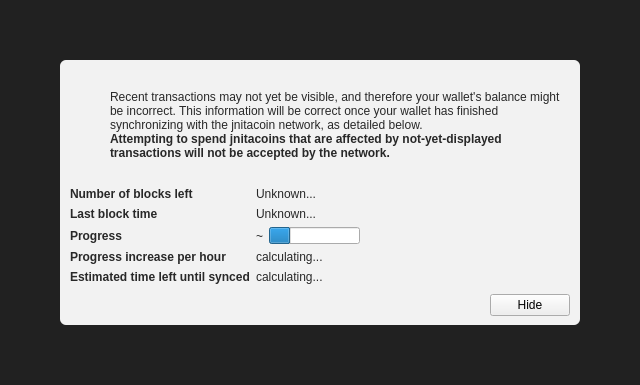
Old version of the form src/qt/forms/modaloverlay.ui in the repository zzcasper/Joash-Coin-Sources.
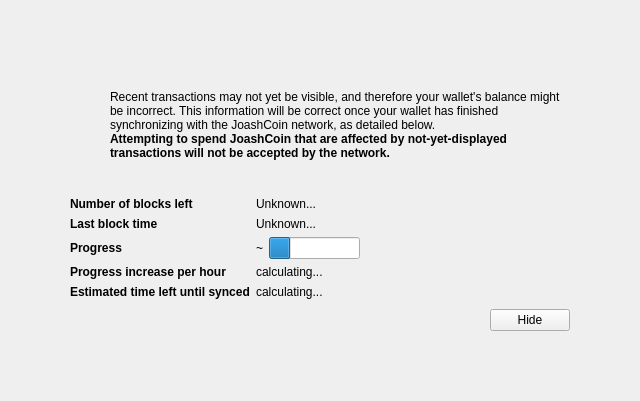
New version of the form. Icons and pictures are not drawn. Custom widgets are drawn as their Qt base class.

```diff
--- a/src/qt/forms/modaloverlay.ui
+++ b/src/qt/forms/modaloverlay.ui
@@ -7,7 +7,7 @@
     <x>0</x>
     <y>0</y>
     <width>640</width>
-    <height>385</height>
+    <height>401</height>
    </rect>
   </property>
   <property name="windowTitle">
@@ -32,9 +32,9 @@
    <item>
     <widget class="QWidget" name="bgWidget" native="true">
      <property name="styleSheet">
-      <string notr="true">#bgWidget { background: rgba(0,0,0,220); }</string>
+      <string notr="true"/>
      </property>
-     <layout class="QVBoxLayout" name="verticalLayoutMain" stretch="1">
+     <layout class="QVBoxLayout" name="verticalLayoutMain" stretch="0">
       <property name="leftMargin">
        <number>60</number>
       </property>
@@ -50,11 +50,9 @@
       <item>
        <widget class="QWidget" name="contentWidget" native="true">
         <property name="styleSheet">
-         <string notr="true">#contentWidget { background: rgba(255,255,255,240); border-radius: 6px; }
-
-QLabel { color: rgb(40,40,40);  }</string>
+         <string notr="true"/>
         </property>
-        <layout class="QVBoxLayout" name="verticalLayoutSub" stretch="1,0,0,0">
+        <layout class="QVBoxLayout" name="verticalLayoutSub" stretch="1,0,0,0,0">
          <property name="spacing">
           <number>0</number>
          </property>
@@ -130,7 +128,7 @@
              <item>
               <widget class="QLabel" name="infoText">
                <property name="text">
-                <string>Recent transactions may not yet be visible, and therefore your wallet's balance might be incorrect. This information will be correct once your wallet has finished synchronizing with the jnitacoin network, as detailed below.</string>
+                <string>Recent transactions may not yet be visible, and therefore your wallet's balance might be incorrect. This information will be correct once your wallet has finished synchronizing with the JoashCoin network, as detailed below.</string>
                </property>
                <property name="textFormat">
                 <enum>Qt::RichText</enum>
@@ -149,7 +147,7 @@
                 </font>
                </property>
                <property name="text">
-                <string>Attempting to spend jnitacoins that are affected by not-yet-displayed transactions will not be accepted by the network.</string>
+                <string>Attempting to spend JoashCoin that are affected by not-yet-displayed transactions will not be accepted by the network.</string>
                </property>
                <property name="textFormat">
                 <enum>Qt::RichText</enum>
```
Left out of the diff: 19 changed lines with no effect on the pictures.
